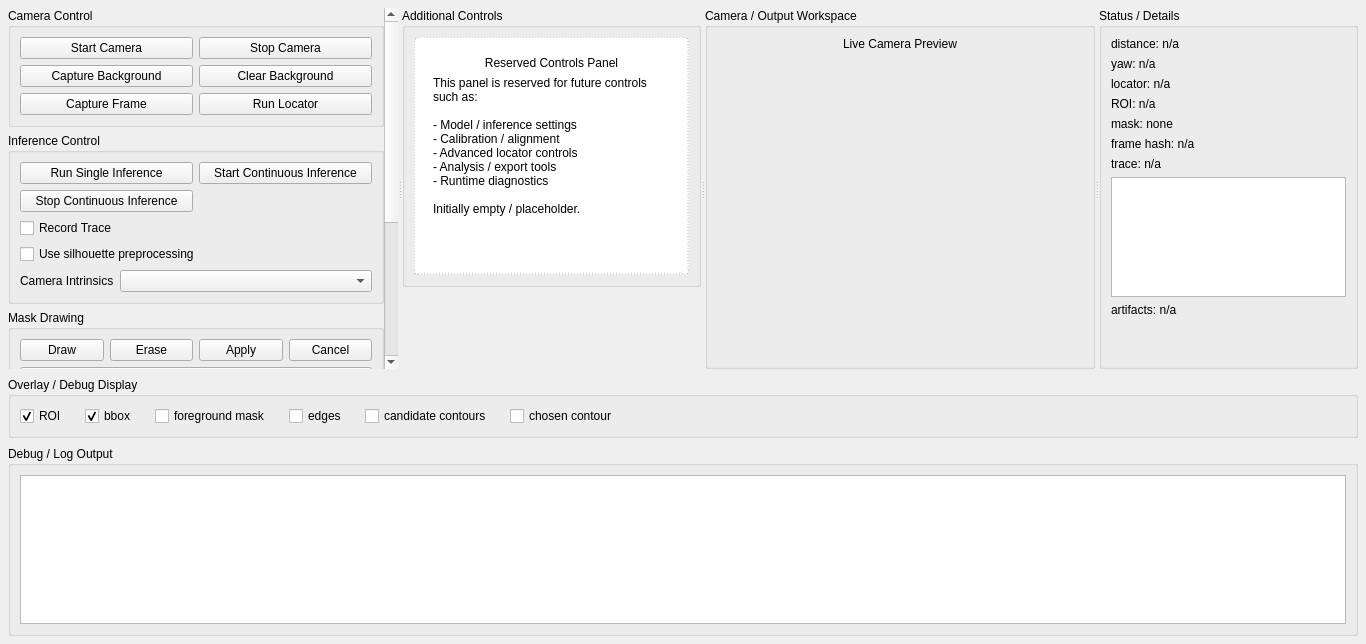
Old version of the form 06_live-inference_v0.3/src/live_inference/gui/live_main_window.ui in the repository MitchellQuinn/bounded-monocular-perception.
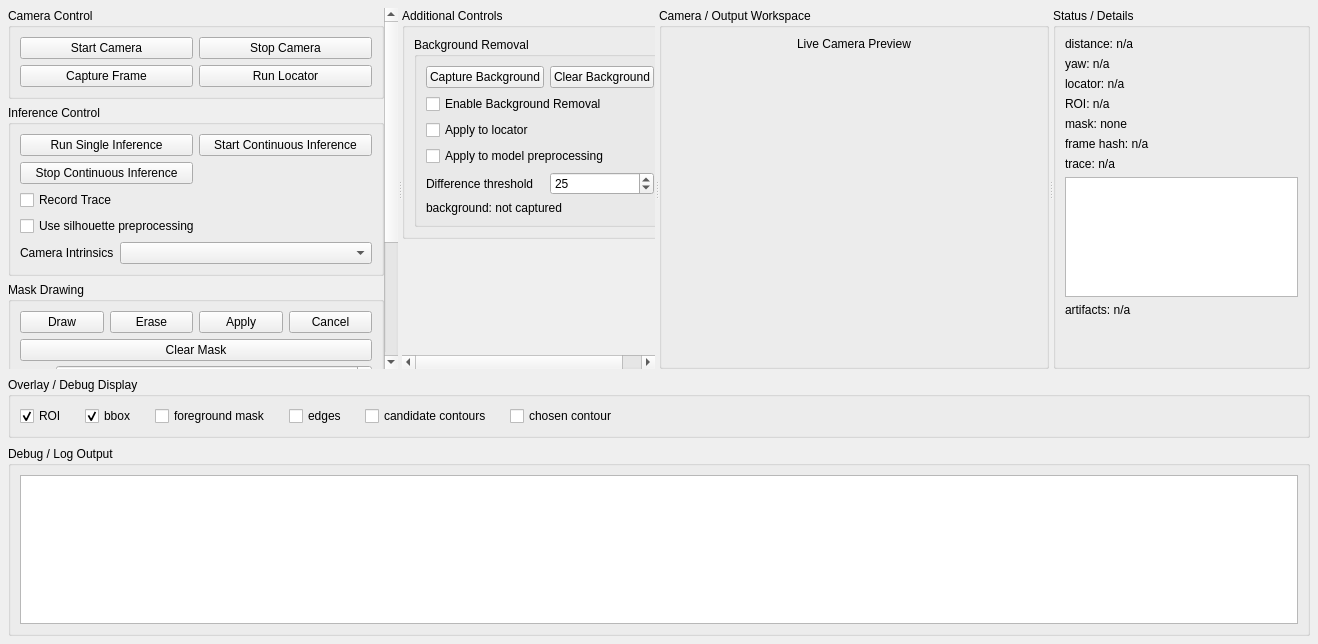
New version of the form. Custom widgets are drawn as their Qt base class.

Commit message: Update live inference preprocessing controls

Patch:
```diff
--- a/06_live-inference_v0.3/src/live_inference/gui/live_main_window.ui
+++ b/06_live-inference_v0.3/src/live_inference/gui/live_main_window.ui
@@ -100,27 +100,13 @@
             </widget>
            </item>
            <item row="1" column="0">
-            <widget class="QPushButton" name="captureBackgroundButton">
-             <property name="text">
-              <string>Capture Background</string>
-             </property>
-            </widget>
-           </item>
-           <item row="1" column="1">
-            <widget class="QPushButton" name="clearBackgroundButton">
-             <property name="text">
-              <string>Clear Background</string>
-             </property>
-            </widget>
-           </item>
-           <item row="2" column="0">
             <widget class="QPushButton" name="captureFrameButton">
              <property name="text">
               <string>Capture Frame</string>
              </property>
             </widget>
            </item>
-           <item row="2" column="1">
+           <item row="1" column="1">
             <widget class="QPushButton" name="runLocatorButton">
              <property name="text">
               <string>Run Locator</string>
@@ -308,30 +294,13 @@
             <enum>QFormLayout::AllNonFixedFieldsGrow</enum>
            </property>
            <item row="0" column="0">
-            <widget class="QLabel" name="backgroundThresholdLabel">
-             <property name="text">
-              <string>Background</string>
-             </property>
-            </widget>
-           </item>
-           <item row="0" column="1">
-            <widget class="QSpinBox" name="backgroundThresholdSpinBox">
-             <property name="maximum">
-              <number>255</number>
-             </property>
-             <property name="value">
-              <number>25</number>
-             </property>
-            </widget>
-           </item>
-           <item row="1" column="0">
             <widget class="QLabel" name="minAreaLabel">
              <property name="text">
               <string>Min area</string>
              </property>
             </widget>
            </item>
-           <item row="1" column="1">
+           <item row="0" column="1">
             <widget class="QSpinBox" name="minForegroundAreaSpinBox">
              <property name="maximum">
               <number>1000000</number>
@@ -341,14 +310,14 @@
              </property>
             </widget>
            </item>
-           <item row="2" column="0">
+           <item row="1" column="0">
             <widget class="QLabel" name="cannyLowLabel">
              <property name="text">
               <string>Canny low</string>
              </property>
             </widget>
            </item>
-           <item row="2" column="1">
+           <item row="1" column="1">
             <widget class="QSpinBox" name="cannyLowSpinBox">
              <property name="maximum">
               <number>255</number>
@@ -358,14 +327,14 @@
              </property>
             </widget>
            </item>
-           <item row="3" column="0">
+           <item row="2" column="0">
             <widget class="QLabel" name="cannyHighLabel">
              <property name="text">
               <string>Canny high</string>
              </property>
             </widget>
            </item>
-           <item row="3" column="1">
+           <item row="2" column="1">
             <widget class="QSpinBox" name="cannyHighSpinBox">
              <property name="maximum">
               <number>255</number>
@@ -448,67 +417,79 @@
             <number>8</number>
            </property>
            <item>
-            <widget class="QFrame" name="additionalControlsPlaceholder">
-             <property name="frameShape">
-              <enum>QFrame::StyledPanel</enum>
+            <widget class="QGroupBox" name="backgroundRemovalGroup">
+             <property name="title">
+              <string>Background Removal</string>
              </property>
-             <property name="styleSheet">
-              <string notr="true">QFrame#additionalControlsPlaceholder { border: 1px dashed palette(mid); border-radius: 4px; background: palette(base); }</string>
-             </property>
-             <layout class="QVBoxLayout" name="additionalControlsPlaceholderLayout">
-              <property name="leftMargin">
-               <number>18</number>
+             <layout class="QGridLayout" name="backgroundRemovalLayout">
+              <property name="horizontalSpacing">
+               <number>6</number>
               </property>
-              <property name="topMargin">
-               <number>18</number>
+              <property name="verticalSpacing">
+               <number>6</number>
               </property>
-              <property name="rightMargin">
-               <number>18</number>
-              </property>
-              <property name="bottomMargin">
-               <number>18</number>
-              </property>
-              <item>
-               <widget class="QLabel" name="additionalControlsTitleLabel">
-                <property name="alignment">
-                 <set>Qt::AlignCenter</set>
+              <item row="0" column="0">
+               <widget class="QPushButton" name="captureBackgroundButton">
+                <property name="text">
+                 <string>Capture Background</string>
                 </property>
+               </widget>
+              </item>
+              <item row="0" column="1">
+               <widget class="QPushButton" name="clearBackgroundButton">
                 <property name="text">
-                 <string>Reserved Controls Panel</string>
+                 <string>Clear Background</string>
                 </property>
                </widget>
               </item>
-              <item>
-               <widget class="QLabel" name="additionalControlsDescriptionLabel">
+              <item row="1" column="0" colspan="2">
+               <widget class="QCheckBox" name="enableBackgroundRemovalCheckBox">
+                <property name="text">
+                 <string>Enable Background Removal</string>
+                </property>
+               </widget>
+              </item>
+              <item row="2" column="0" colspan="2">
+               <widget class="QCheckBox" name="applyBackgroundRemovalToLocatorCheckBox">
+                <property name="text">
+                 <string>Apply to locator</string>
+                </property>
+               </widget>
+              </item>
+              <item row="3" column="0" colspan="2">
+               <widget class="QCheckBox" name="applyBackgroundRemovalToModelPreprocessingCheckBox">
+                <property name="text">
+                 <string>Apply to model preprocessing</string>
+                </property>
+               </widget>
+              </item>
+              <item row="4" column="0">
+               <widget class="QLabel" name="backgroundThresholdLabel">
+                <property name="text">
+                 <string>Difference threshold</string>
+                </property>
+               </widget>
+              </item>
+              <item row="4" column="1">
+               <widget class="QSpinBox" name="backgroundThresholdSpinBox">
+                <property name="maximum">
+                 <number>255</number>
+                </property>
+                <property name="value">
+                 <number>25</number>
+                </property>
+               </widget>
+              </item>
+              <item row="5" column="0" colspan="2">
+               <widget class="QLabel" name="backgroundRemovalStatusValue">
+                <property name="text">
+                 <string>background: not captured</string>
+                </property>
                 <property name="wordWrap">
                  <bool>true</bool>
                 </property>
-                <property name="text">
-                 <string>This panel is reserved for future controls such as:
-
-- Model / inference settings
-- Calibration / alignment
-- Advanced locator controls
-- Analysis / export tools
-- Runtime diagnostics
-
-Initially empty / placeholder.</string>
-                </property>
                </widget>
               </item>
-              <item>
-               <spacer name="additionalControlsPlaceholderSpacer">
-                <property name="orientation">
-                 <enum>Qt::Vertical</enum>
-                </property>
-                <property name="sizeHint" stdset="0">
-                 <size>
-                  <width>20</width>
-                  <height>40</height>
-                 </size>
-                </property>
-               </spacer>
-              </item>
              </layout>
             </widget>
            </item>
```
The commit also changes 9 other files.
